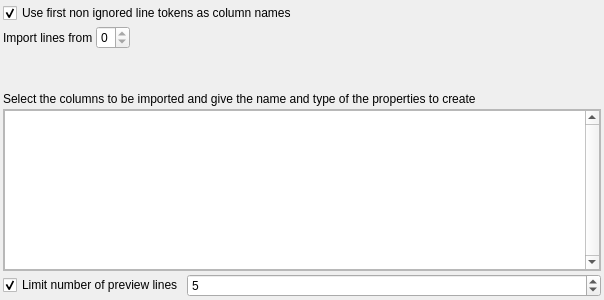
Old version of the form library/tulip-gui/designer/CSVImportConfigurationWidget.ui in the repository Tulip-Dev/tulip.
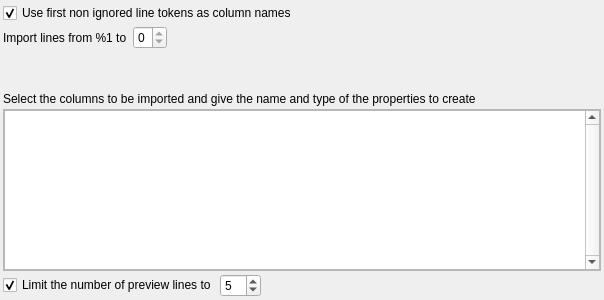
New version of the form. Custom widgets are drawn as their Qt base class.

Commit message: minor gui fixes for Data selection page of CSV import wizard

```diff
--- a/library/tulip-gui/designer/CSVImportConfigurationWidget.ui
+++ b/library/tulip-gui/designer/CSVImportConfigurationWidget.ui
@@ -35,7 +35,7 @@
      <item>
       <widget class="QLabel" name="importLinesLabel">
        <property name="text">
-        <string>Import lines from</string>
+        <string>Import lines from %1 to </string>
        </property>
       </widget>
      </item>
@@ -139,7 +139,7 @@
         </sizepolicy>
        </property>
        <property name="text">
-        <string>Limit number of preview lines</string>
+        <string>Limit the number of preview lines to</string>
        </property>
        <property name="checked">
         <bool>true</bool>
@@ -159,6 +159,19 @@
        </property>
       </widget>
      </item>
+     <item>
+      <spacer name="horizontalSpacer_2">
+       <property name="orientation">
+        <enum>Qt::Horizontal</enum>
+       </property>
+       <property name="sizeHint" stdset="0">
+        <size>
+         <width>40</width>
+         <height>20</height>
+        </size>
+       </property>
+      </spacer>
+     </item>
     </layout>
    </item>
   </layout>
```
